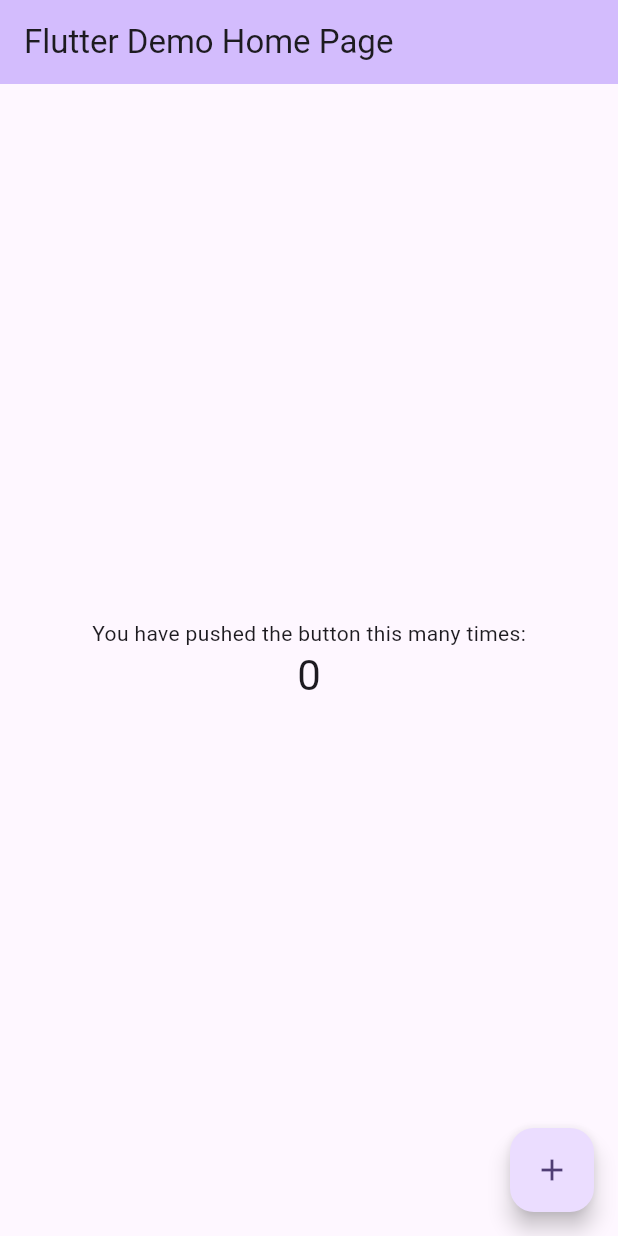
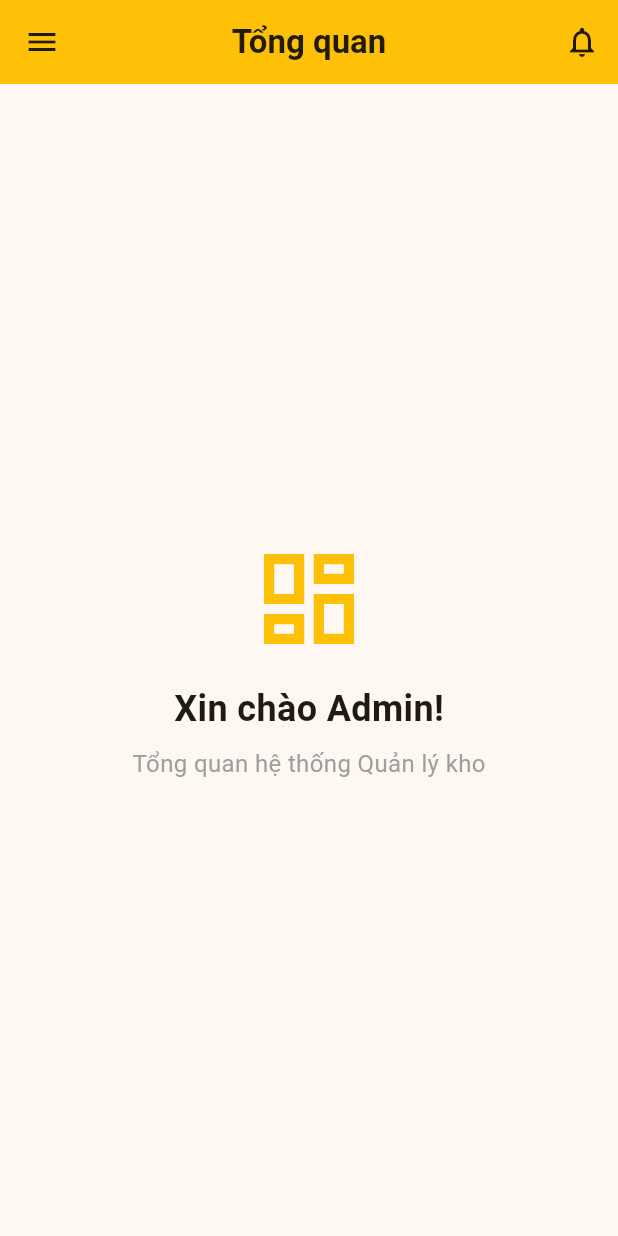
Before and after one commit to kimky-hd/WM_Software, a Flutter app: the screen it shows after launch, on a phone screen of 412 x 824 dp. Run offline on Flutter 3.47's test engine with Material 3 defaults, Android fonts, the light colour scheme and no system bars; our stand-ins replace shared_preferences.

Commit message:
create ux/ui overall --kyvk

```diff
--- a/lib/main.dart
+++ b/lib/main.dart
@@ -1,36 +1,35 @@
 import 'package:flutter/material.dart';
+import 'screens/admin_layout_screen.dart';
+import 'services/shared_prefs_service.dart';
 
-void main() {
+void main() async {
+  // Đảm bảo Flutter binding được khởi tạo trước khi gọi SharedPreferences
+  WidgetsFlutterBinding.ensureInitialized();
+
+  // Khởi tạo dịch vụ SharedPreferences dùng chung
+  await SharedPrefsService.instance.init();
+
   runApp(const MyApp());
 }
 
 class MyApp extends StatelessWidget {
   const MyApp({super.key});
 
-  // This widget is the root of your application.
   @override
   Widget build(BuildContext context) {
     return MaterialApp(
-      title: 'Flutter Demo',
+      title: 'Quản lý kho',
+      debugShowCheckedModeBanner: false,
       theme: ThemeData(
-        // This is the theme of your application.
-        //
-        // TRY THIS: Try running your application with "flutter run". You'll see
-        // the application has a purple toolbar. Then, without quitting the app,
-        // try changing the seedColor in the colorScheme below to Colors.green
-        // and then invoke "hot reload" (save your changes or press the "hot
-        // reload" button in a Flutter-supported IDE, or press "r" if you used
-        // the command line to start the app).
-        //
-        // Notice that the counter didn't reset back to zero; the application
-        // state is not lost during the reload. To reset the state, use hot
-        // restart instead.
-        //
-        // This works for code too, not just values: Most code changes can be
-        // tested with just a hot reload.
-        colorScheme: .fromSeed(seedColor: Colors.deepPurple),
+        colorScheme: ColorScheme.fromSeed(seedColor: Colors.amber),
+        useMaterial3: true,
+        appBarTheme: const AppBarTheme(
+          backgroundColor: Colors.amber,
+          foregroundColor: Colors.black87,
+        ),
       ),
-      home: const MyHomePage(title: 'Flutter Demo Home Page'),
+      // Tạm thời bỏ qua màn hình Login, cho Admin vào thẳng hệ thống để dễ code UI
+      home: const AdminLayoutScreen(),
     );
   }
 }
--- /dev/null
+++ b/lib/screens/admin_layout_screen.dart
@@ -0,0 +1,111 @@
+import 'package:flutter/material.dart';
+import 'dashboard_screen.dart';
+
+class AdminLayoutScreen extends StatefulWidget {
+  const AdminLayoutScreen({super.key});
+
+  @override
+  State<AdminLayoutScreen> createState() => _AdminLayoutScreenState();
+}
+
+class _AdminLayoutScreenState extends State<AdminLayoutScreen> {
+  int _selectedIndex = 0;
+  String _appBarTitle = 'Tổng quan';
+
+  // Danh sách các màn hình được điều hướng
+  final List<Widget> _screens = [
+    const DashboardScreen(),
+    const Center(child: Text('Màn hình Sản phẩm')), // Sẽ code sau
+    const Center(child: Text('Màn hình Nhà cung cấp')), // Sẽ code sau
+    const Center(child: Text('Màn hình Tài khoản')), // Sẽ code sau
+    const Center(child: Text('Nhật ký (Audit Log)')), // Sẽ code sau
+  ];
+
+  void _onItemTapped(int index, String title) {
+    setState(() {
+      _selectedIndex = index;
+      _appBarTitle = title;
+    });
+    Navigator.pop(context); // Đóng Drawer sau khi chọn
+  }
+
+  @override
+  Widget build(BuildContext context) {
+    return Scaffold(
+      appBar: AppBar(
+        title: Text(_appBarTitle, style: const TextStyle(fontWeight: FontWeight.bold)),
+        centerTitle: true,
+        actions: [
+          IconButton(
+            icon: const Icon(Icons.notifications_none),
+            onPressed: () {},
+          ),
+        ],
+      ),
+      drawer: Drawer(
+        child: ListView(
+          padding: EdgeInsets.zero,
+          children: [
+            const DrawerHeader(
+              decoration: BoxDecoration(color: Colors.amber),
+              child: Column(
+                crossAxisAlignment: CrossAxisAlignment.start,
+                mainAxisAlignment: MainAxisAlignment.end,
+                children: [
+                  CircleAvatar(
+                    backgroundColor: Colors.white,
+                    radius: 30,
+                    child: Icon(Icons.admin_panel_settings, size: 40, color: Colors.amber),
+                  ),
+                  SizedBox(height: 12),
+                  Text('Quản trị viên', style: TextStyle(color: Colors.black87, fontSize: 18, fontWeight: FontWeight.bold)),
+                  Text('admin@warehouse.com', style: TextStyle(color: Colors.black54, fontSize: 14)),
+                ],
+              ),
+            ),
+            ListTile(
+              leading: const Icon(Icons.dashboard),
+              title: const Text('Tổng quan'),
+              selected: _selectedIndex == 0,
+              onTap: () => _onItemTapped(0, 'Tổng quan'),
+            ),
+            ListTile(
+              leading: const Icon(Icons.inventory_2),
+              title: const Text('Sản phẩm'),
+              selected: _selectedIndex == 1,
+              onTap: () => _onItemTapped(1, 'Quản lý Sản phẩm'),
+            ),
+            ListTile(
+              leading: const Icon(Icons.local_shipping),
+              title: const Text('Nhà cung cấp'),
+              selected: _selectedIndex == 2,
+              onTap: () => _onItemTapped(2, 'Nhà cung cấp'),
+            ),
+            ListTile(
+              leading: const Icon(Icons.manage_accounts),
+              title: const Text('Tài khoản User'),
+              selected: _selectedIndex == 3,
+              onTap: () => _onItemTapped(3, 'Quản lý Tài khoản'),
+            ),
+            const Divider(),
+            ListTile(
+              leading: const Icon(Icons.history),
+              title: const Text('Nhật ký hệ thống'),
+              selected: _selectedIndex == 4,
+              onTap: () => _onItemTapped(4, 'Nhật ký (Audit Log)'),
+            ),
+            ListTile(
+              leading: const Icon(Icons.logout, color: Colors.red),
+              title: const Text('Đăng xuất', style: TextStyle(color: Colors.red)),
+              onTap: () {
+                // Logic đăng xuất sẽ thêm sau
+                Navigator.pop(context);
+              },
+            ),
+          ],
+        ),
+      ),
+      body: _screens[_selectedIndex],
+    );
+  }
+}
--- /dev/null
+++ b/lib/screens/dashboard_screen.dart
@@ -0,0 +1,27 @@
+import 'package:flutter/material.dart';
+
+class DashboardScreen extends StatelessWidget {
+  const DashboardScreen({super.key});
+
+  @override
+  Widget build(BuildContext context) {
+    return Center(
+      child: Column(
+        mainAxisAlignment: MainAxisAlignment.center,
+        children: const [
+          Icon(Icons.dashboard_outlined, size: 80, color: Colors.amber),
+          SizedBox(height: 16),
+          Text(
+            'Xin chào Admin!',
+            style: TextStyle(fontSize: 24, fontWeight: FontWeight.bold),
+          ),
+          SizedBox(height: 8),
+          Text(
+            'Tổng quan hệ thống Quản lý kho',
+            style: TextStyle(fontSize: 16, color: Colors.grey),
+          ),
+        ],
+      ),
+    );
+  }
+}
--- a/pubspec.yaml
+++ b/pubspec.yaml
@@ -34,6 +34,7 @@ dependencies:
   # The following adds the Cupertino Icons font to your application.
   # Use with the CupertinoIcons class for iOS style icons.
   cupertino_icons: ^1.0.8
+  shared_preferences: ^2.5.5
 
 dev_dependencies:
   flutter_test:
```
Also changed, not shown: lib/models/audit_log_model.dart (added, +31 -0 lines), lib/models/notification_model.dart (added, +31 -0 lines), lib/models/product_model.dart (added, +39 -0 lines), lib/models/supplier_model.dart (added, +31 -0 lines), lib/models/unit_model.dart (added, +27 -0 lines), lib/models/user_model.dart (added, +35 -0 lines), lib/services/shared_prefs_service.dart (added, +52 -0 lines), pubspec.lock, 1 other file.
